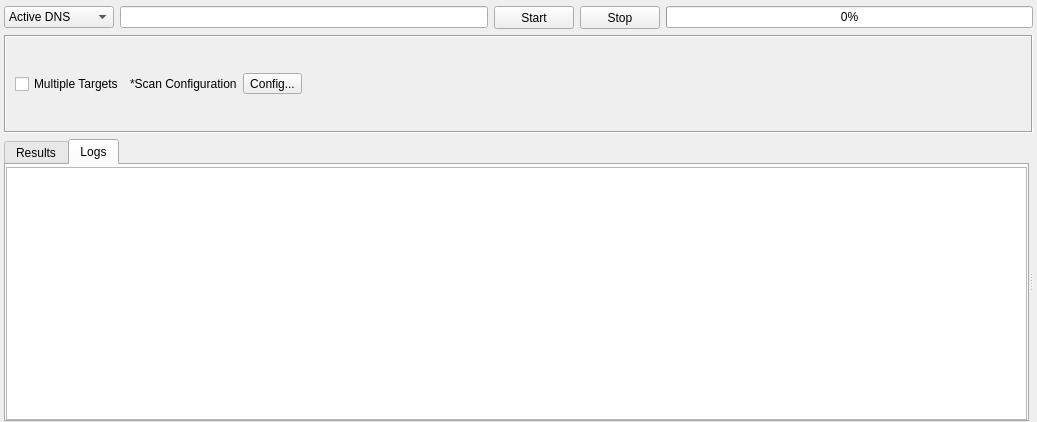
Qt form sub3suite/src/engines/active/Active.ui (3nock/OTE) before a commit.
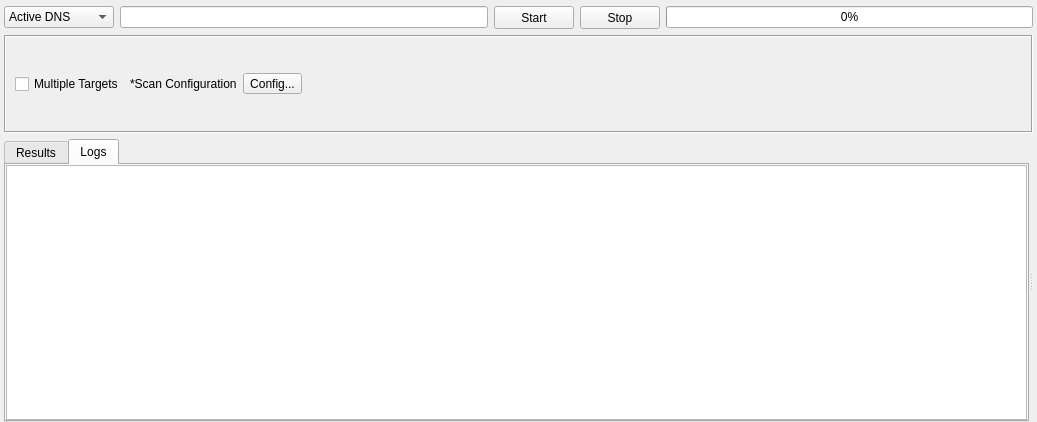
The same form after that commit. The open tabs and pages were chosen to show the change. Custom widgets are drawn as their Qt base class.

The edit to the form file:
```diff
--- a/sub3suite/src/engines/active/Active.ui
+++ b/sub3suite/src/engines/active/Active.ui
@@ -454,7 +454,7 @@
             <number>0</number>
            </property>
            <property name="topMargin">
-            <number>2</number>
+            <number>0</number>
            </property>
            <property name="rightMargin">
             <number>0</number>
```
